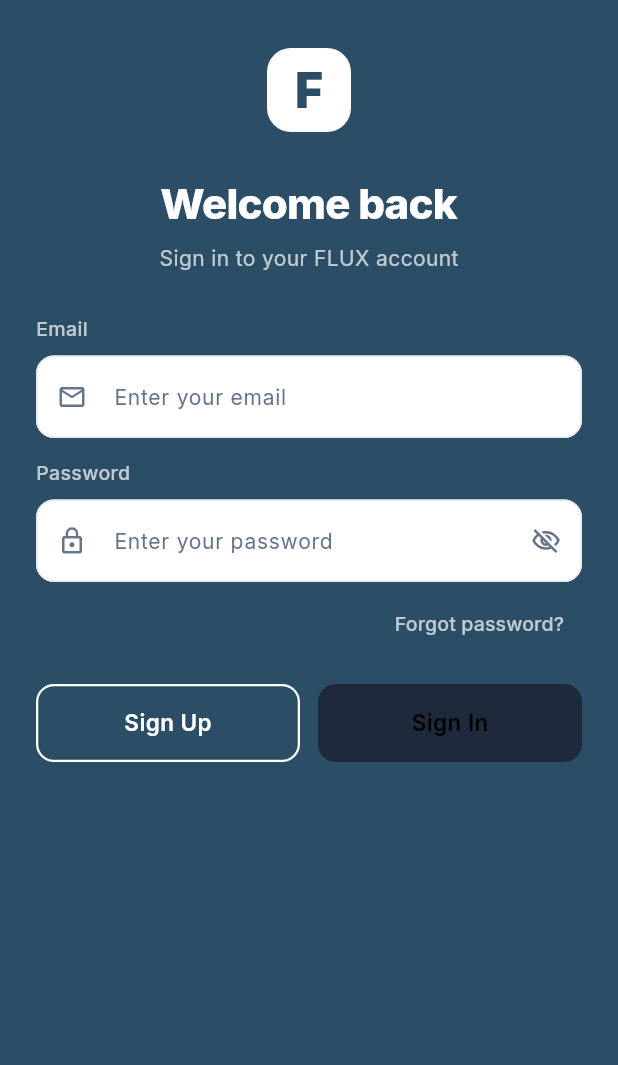
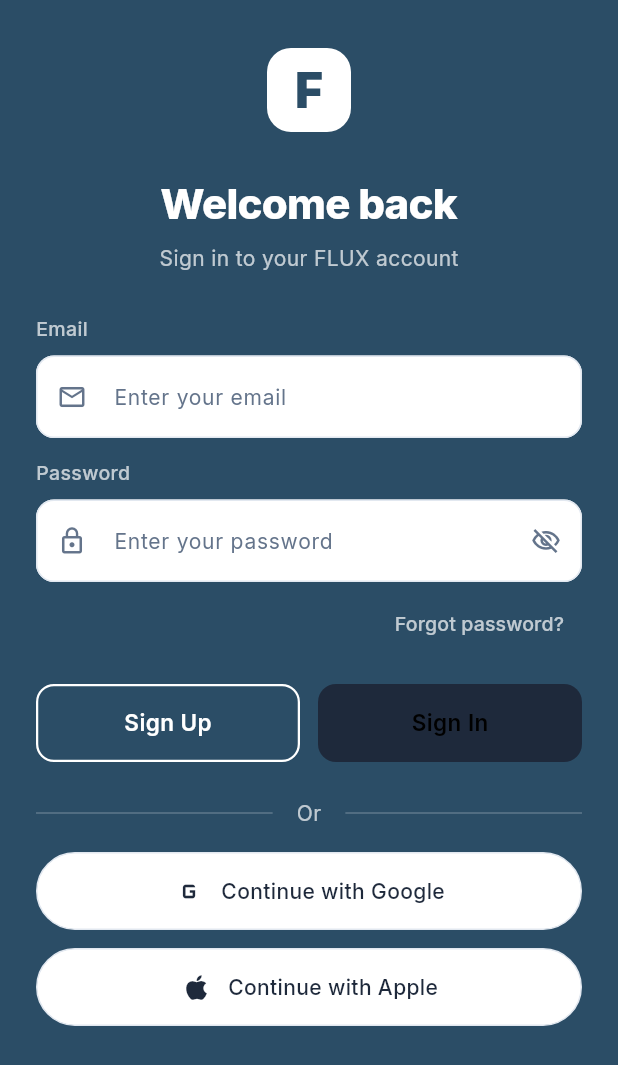
Before and after one commit to MUNYOH-JOEL-TAMON/flux_bank_app, a Flutter app: the screen it shows after launch, after a tap on "EN", after a tap on "FR", after a tap on "Skip", on a phone screen of 412 x 824 dp. Shown: the top 1065 px of the screen. Run offline on Flutter 3.47's test engine with Material 3 defaults, Android fonts, the phone set to English and light mode, and no system bars; drawn by our look-alikes of flutter_animate; our stand-ins replace cloud_firestore, firebase_auth, firebase_core, fl_chart, google_fonts, shimmer; accounts and stored records are empty; generated files the repository leaves out were written again.

Commit message:
feat: implement authentication login and onboarding screens with animated UI components

```diff
--- a/lib/screens/auth/login_screen.dart
+++ b/lib/screens/auth/login_screen.dart
@@ -218,7 +218,40 @@
                   ],
                 ).animate().fadeIn(delay: 600.ms).slideY(begin: 0.2, end: 0),
 
+                const SizedBox(height: 24),
 
+                // "Or" divider
+                Row(
+                  children: [
+                    const Expanded(child: Divider(color: Colors.white24)),
+                    Padding(
+                      padding: const EdgeInsets.symmetric(horizontal: 16.0),
+                      child: Text(
+                        loc.t('or'),
+                        style: const TextStyle(color: Colors.white70),
+                      ),
+                    ),
+                    const Expanded(child: Divider(color: Colors.white24)),
+                  ],
+                ).animate().fadeIn(delay: 700.ms),
+
+                const SizedBox(height: 16),
+
+                // Google social button
+                _buildSocialButton(
+                  label: loc.t('continue_google'),
+                  icon: Icons.g_mobiledata,
+                  onTap: () {},
+                ).animate().fadeIn(delay: 800.ms),
+
+                const SizedBox(height: 12),
+
+                // Apple social button
+                _buildSocialButton(
+                  label: loc.t('continue_apple'),
+                  icon: Icons.apple,
+                  onTap: () {},
+                ).animate().fadeIn(delay: 900.ms),
 
                 const SizedBox(height: 32),
               ],
@@ -227,4 +260,39 @@
         ),
       ),
     );
+  }
+
+  Widget _buildSocialButton({
+    required String label,
+    required IconData icon,
+    required VoidCallback onTap,
+  }) {
+    return GestureDetector(
+      onTap: onTap,
+      child: Container(
+        width: double.infinity,
+        height: 52,
+        decoration: BoxDecoration(
+          color: AppColors.surface,
+          borderRadius: BorderRadius.circular(26),
+          border: Border.all(color: AppColors.divider),
+        ),
+        child: Row(
+          mainAxisAlignment: MainAxisAlignment.center,
+          children: [
+            Icon(icon, color: AppColors.textPrimary, size: 22),
+            const SizedBox(width: 10),
+            Text(
+              label,
+              style: const TextStyle(
+                color: AppColors.textPrimary,
+                fontSize: 14,
+                fontWeight: FontWeight.w500,
+              ),
+            ),
+          ],
+        ),
+      ),
+    );
+  }
 }
--- a/lib/screens/onboarding/onboarding_screen.dart
+++ b/lib/screens/onboarding/onboarding_screen.dart
@@ -69,7 +69,6 @@
     final isLast = _currentPage == _slides.length - 1;
 
     return Scaffold(
-      backgroundColor: AppColors.primary,
       body: SafeArea(
         child: Column(
           children: [
```
